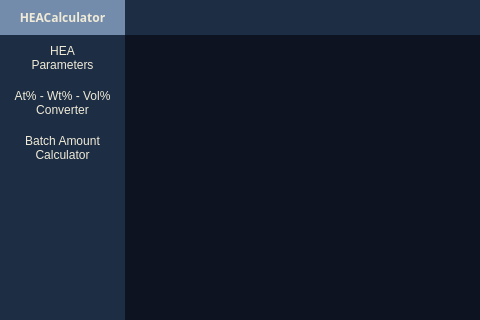
Qt form HEACalculator/ui/HEACalculatorMain.ui (dogusariturk/HEACalculator) before a commit; both pictures show x 0 to 480 and y 0 to 320 of the 1125 by 600 pixel window.
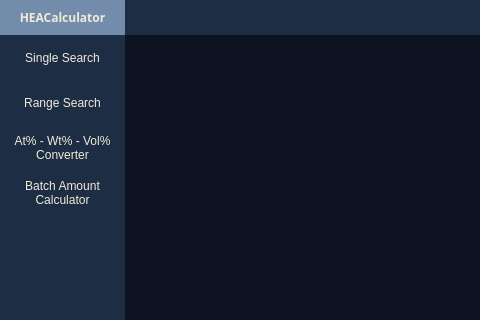
The same form after that commit. Icons and pictures are not drawn.

```diff
--- a/HEACalculator/ui/HEACalculatorMain.ui
+++ b/HEACalculator/ui/HEACalculatorMain.ui
@@ -360,7 +360,16 @@
               <number>0</number>
              </property>
              <item>
-              <widget class="QPushButton" name="btnParameters">
+              <widget class="QPushButton" name="btnSingleSearch">
+               <property name="enabled">
+                <bool>true</bool>
+               </property>
+               <property name="sizePolicy">
+                <sizepolicy hsizetype="Expanding" vsizetype="Expanding">
+                 <horstretch>0</horstretch>
+                 <verstretch>0</verstretch>
+                </sizepolicy>
+               </property>
                <property name="minimumSize">
                 <size>
                  <width>0</width>
@@ -374,8 +383,35 @@
                 <string notr="true"/>
                </property>
                <property name="text">
-                <string>HEA
-Parameters</string>
+                <string>Single Search</string>
+               </property>
+               <property name="autoDefault">
+                <bool>false</bool>
+               </property>
+               <property name="default">
+                <bool>false</bool>
+               </property>
+               <property name="flat">
+                <bool>false</bool>
+               </property>
+              </widget>
+             </item>
+             <item>
+              <widget class="QPushButton" name="btnRangeSearch">
+               <property name="minimumSize">
+                <size>
+                 <width>0</width>
+                 <height>45</height>
+                </size>
+               </property>
+               <property name="focusPolicy">
+                <enum>Qt::NoFocus</enum>
+               </property>
+               <property name="styleSheet">
+                <string notr="true"/>
+               </property>
+               <property name="text">
+                <string>Range Search</string>
                </property>
               </widget>
              </item>
```
Left out of the diff: 2 changed lines with no effect on the pictures.
